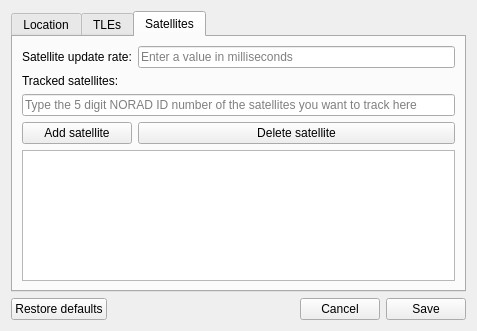
Qt form ui files/Preferences.ui (z-taylor/Satellite-tracker-reworked) before a commit.
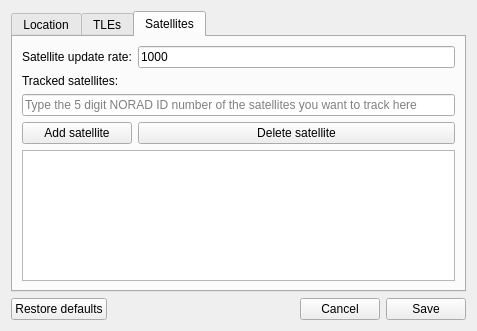
The same form after that commit. The open tabs and pages were chosen to show the change.

Commit message: save + large changes to worker class and main class

```diff
--- a/ui files/Preferences.ui
+++ b/ui files/Preferences.ui
@@ -274,7 +274,10 @@
         </widget>
        </item>
        <item row="0" column="1">
-        <widget class="QLineEdit" name="lineEdit">
+        <widget class="QLineEdit" name="UpdateRate">
+         <property name="text">
+          <string>1000</string>
+         </property>
          <property name="placeholderText">
           <string>Enter a value in milliseconds</string>
          </property>
```
The commit also changes 1 other file.
